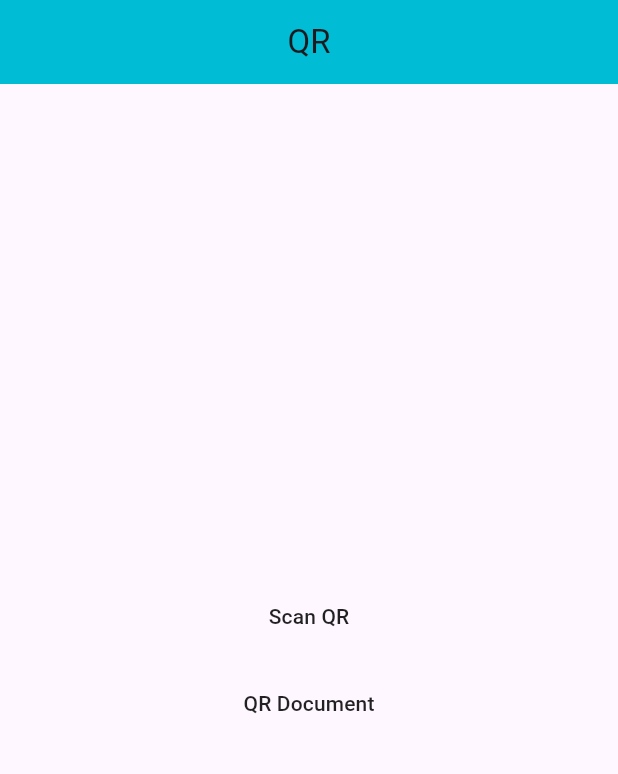
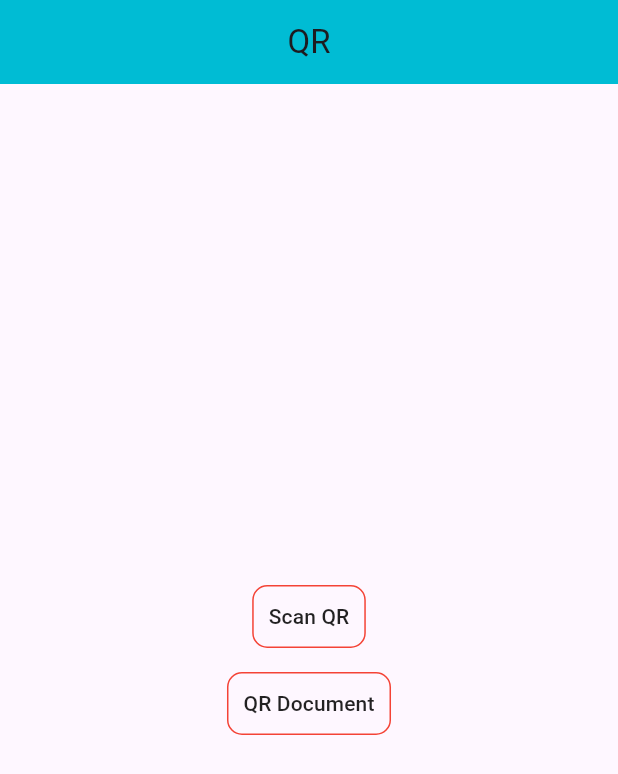
Before and after one commit to cheakongvong/qr_scanner, a Flutter app: the screen it shows after launch, on a phone screen of 412 x 824 dp. Shown: the top 774 px of the screen. Run offline on Flutter 3.47's test engine with Material 3 defaults, Android fonts, the light colour scheme and no system bars; our stand-ins replace qr_flutter; missing offline and left inert: mobile_scanner.

Commit message:
3rd Commit with all wanted features.

```diff
--- a/lib/screens/home_screen.dart
+++ b/lib/screens/home_screen.dart
@@ -30,7 +30,14 @@ class _HomeScreenState extends State<HomeScreen> {
                   ),
                 );
               },
-              child: const Text('Scan QR'),
+              child: Container(
+                padding: const EdgeInsets.all(10),
+                decoration: BoxDecoration(
+                  border: Border.all(color: Colors.red),
+                  borderRadius: BorderRadius.circular(10),
+                ),
+                child: const Text('Scan QR'),
+              ),
             ),
             const SizedBox(height: 10),
             MaterialButton(
@@ -42,7 +49,14 @@ class _HomeScreenState extends State<HomeScreen> {
                   ),
                 );
               },
-              child: const Text('QR Document'),
+              child: Container(
+                padding: const EdgeInsets.all(10),
+                decoration: BoxDecoration(
+                  border: Border.all(color: Colors.red),
+                  borderRadius: BorderRadius.circular(10),
+                ),
+                child: const Text('QR Document'),
+              ),
             ),
           ],
         ),
```
